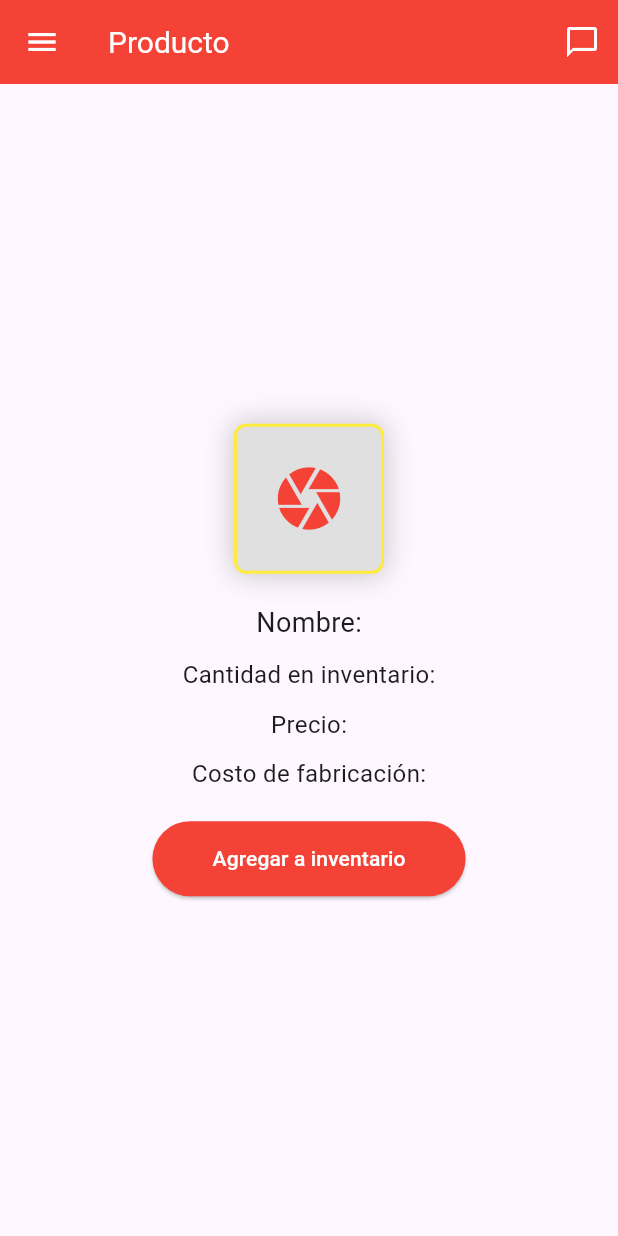
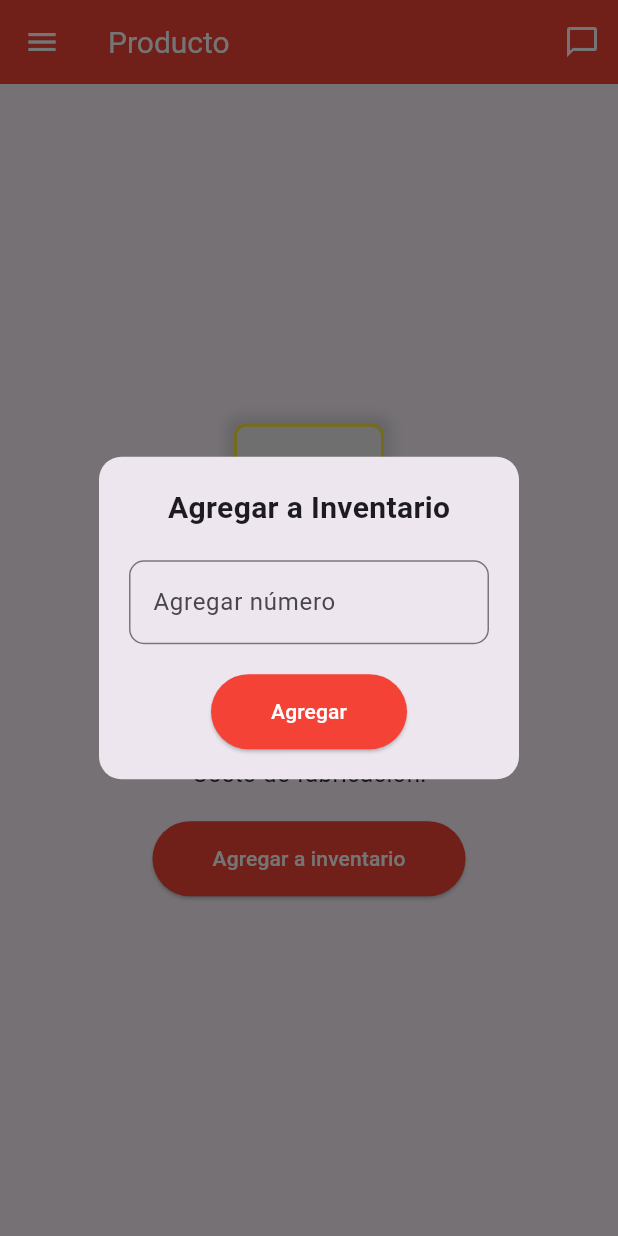
Before and after one commit to marlonbossa09/red_snack_gestion, a Flutter app: the ProductoPage screen opened directly, after a tap on "Agregar a inventario", on a phone screen of 412 x 824 dp. Run offline on Flutter 3.47's test engine with Material 3 defaults, Android fonts, the phone set to English and light mode, and no system bars; our stand-ins replace fl_chart.

```diff
--- a/lib/app/pages/producto_page.dart
+++ b/lib/app/pages/producto_page.dart
@@ -10,6 +10,9 @@ class ProductoPage extends StatefulWidget {
 }
 
 class _ProductoPageState extends State<ProductoPage> {
+  // Controlador para el campo de número a agregar
+  final TextEditingController _numberController = TextEditingController();
+
   @override
   Widget build(BuildContext context) {
     return Scaffold(
@@ -26,15 +29,15 @@ class _ProductoPageState extends State<ProductoPage> {
                 width: 100,
                 height: 100,
                 decoration: BoxDecoration(
-                  color: Colors.grey.shade300,
+                  color: const Color.fromARGB(255, 241, 241, 241),
                   border: Border.all(color: Colors.yellow, width: 2),
                   borderRadius: BorderRadius.circular(8),
                   boxShadow: [
                     BoxShadow(
-                      color: Colors.black.withOpacity(0.2),
-                        spreadRadius: 1,
-                        blurRadius: 15,
-                        offset: const Offset(0, 0),
+                      color: Colors.black.withOpacity(0.1),
+                      spreadRadius: 5,
+                      blurRadius: 5,
+                      offset: const Offset(0, 0),
                     )
                   ]
                 ),
@@ -69,7 +72,7 @@ class _ProductoPageState extends State<ProductoPage> {
               // Botón para agregar a inventario
               ElevatedButton(
                 onPressed: () {
-                  // Acción al presionar el botón
+                  _showAddInventoryDialog(context);  // Mostrar el diálogo
                 },
                 style: ElevatedButton.styleFrom(
                   // ignore: deprecated_member_use
@@ -87,4 +90,52 @@ class _ProductoPageState extends State<ProductoPage> {
       ),
     );
   }
+
+  // Función para mostrar el diálogo de agregar a inventario
+  void _showAddInventoryDialog(BuildContext context) {
+    showDialog(
+      context: context,
+      builder: (BuildContext context) {
+        return AlertDialog(
+          shape: RoundedRectangleBorder(
+            borderRadius: BorderRadius.circular(15.0),
+          ),
+          contentPadding: const EdgeInsets.all(20.0),
+          content: Column(
+            mainAxisSize: MainAxisSize.min,
+            children: [
+              const Text(
+                "Agregar a Inventario",
+                style: TextStyle(fontSize: 20, fontWeight: FontWeight.bold),
+              ),
+              const SizedBox(height: 20),
+              TextField(
+                controller: _numberController,
+                keyboardType: TextInputType.number,
+                decoration: InputDecoration(
+                  hintText: "Agregar número",
+                  border: OutlineInputBorder(
+                    borderRadius: BorderRadius.circular(10.0),
+                  ),
+                ),
+              ),
+              const SizedBox(height: 20),
+              ElevatedButton(
+                onPressed: () {
+                  // Acción al agregar el número al inventario
+                  Navigator.of(context).pop(); // Cerrar el diálogo
+                },
+                style: ElevatedButton.styleFrom(
+                  // ignore: deprecated_member_use
+                  primary: Colors.red, // Color del botón
+                  padding: const EdgeInsets.symmetric(horizontal: 40, vertical: 15),
+                ),
+                child: const Text("Agregar", style: TextStyle(color: Colors.white)),
+              ),
+            ],
+          ),
+        );
+      },
+    );
+  }
 }
```
